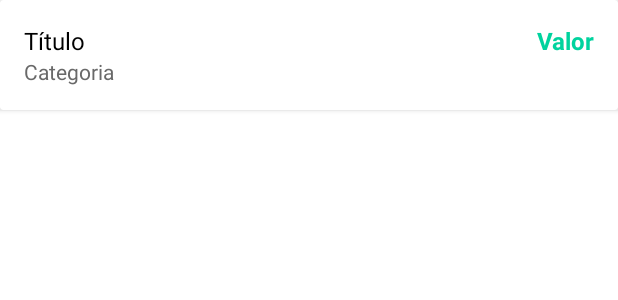
After one commit to Rian-Noronha/Organizze, an Android app: the layout adapter_movimentacao.xml on its own in the app's theme, with its tools: preview values and no code run, on a phone screen of 412 x 824 dp. The commit adds this screen. Shown: the top 300 px of the screen. Run offline under Robolectric (Android 15) with nearby library versions, the phone set to English and light mode, and no system bars.

Commit message:
Configuration of Recycler View. Listing your movments to the user.

```diff
--- a/app/build.gradle
+++ b/app/build.gradle
@@ -59,6 +59,8 @@ dependencies {
     implementation 	'com.google.firebase:firebase-database:20.1.0'
     implementation 'com.github.clans:fab:1.6.4'
     implementation 'com.github.prolificinteractive:material-calendarview:2.0.0'
+    implementation 'com.google.android.material:material:1.2.1'
+
 
 }
 
--- /dev/null
+++ b/app/src/main/res/layout/adapter_movimentacao.xml
@@ -0,0 +1,60 @@
+<?xml version="1.0" encoding="utf-8"?>
+<androidx.cardview.widget.CardView xmlns:android="http://schemas.android.com/apk/res/android"
+    android:layout_width="match_parent"
+    android:layout_height="wrap_content"
+    android:elevation="3dp"
+    >
+
+    <LinearLayout
+        android:layout_width="match_parent"
+        android:layout_height="wrap_content"
+        android:layout_margin="16dp"
+        android:orientation="vertical">
+
+        <LinearLayout
+            android:layout_width="match_parent"
+            android:layout_height="wrap_content"
+            android:orientation="horizontal"
+            >
+
+            <TextView
+                android:id="@+id/textAdapterTitulo"
+                android:layout_width="wrap_content"
+                android:layout_height="wrap_content"
+                android:layout_weight="5"
+                android:text="Título"
+                android:textColor="@color/black"
+                android:textSize="16sp"
+                >
+            </TextView>
+
+            <TextView
+                android:id="@+id/textAdapterValor"
+                android:layout_width="wrap_content"
+                android:layout_height="wrap_content"
+                android:layout_weight="1"
+                android:gravity="end"
+                android:text="Valor"
+                android:textColor="#00D39E"
+                android:textSize="16sp"
+                android:textStyle="bold"
+                >
+
+            </TextView>
+
+        </LinearLayout>
+
+        <TextView
+            android:id="@+id/textAdapterCategoria"
+            android:layout_width="wrap_content"
+            android:layout_height="wrap_content"
+            android:layout_weight="5"
+            android:text="Categoria"
+            android:textColor="#696969"
+            android:textSize="14sp"
+            >
+        </TextView>
+
+    </LinearLayout>
+
+</androidx.cardview.widget.CardView>
```
Also changed, not shown: app/src/main/java/com/rn/organizze/activities/PrincipalActivity.java (+68 -28 lines), app/src/main/java/com/rn/organizze/adapter/AdapterMovimentacao.java (added, +74 -0 lines).
